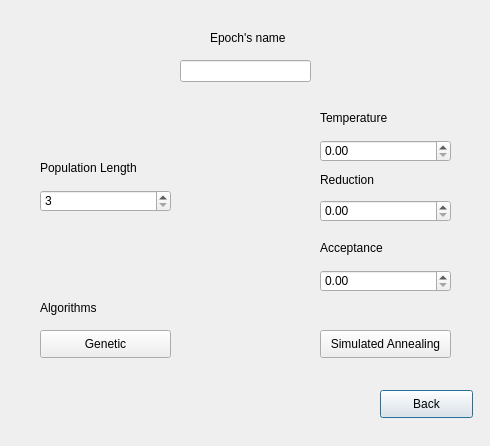
Qt form src/dialoggenerateschedule.ui (MarioFernandes73/FEUP_IART) before a commit.
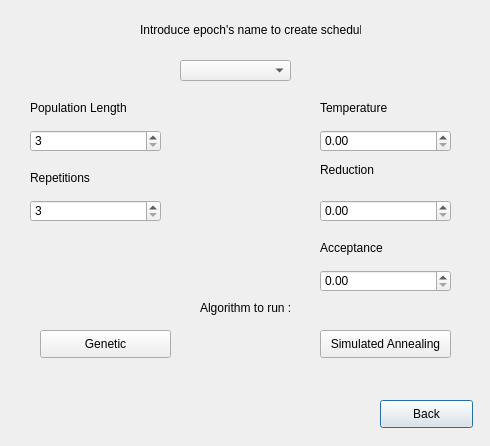
The same form after that commit.

The edit to the form file:
```diff
--- a/src/dialoggenerateschedule.ui
+++ b/src/dialoggenerateschedule.ui
@@ -17,7 +17,7 @@
    <property name="geometry">
     <rect>
      <x>380</x>
-     <y>390</y>
+     <y>400</y>
      <width>93</width>
      <height>28</height>
     </rect>
@@ -52,47 +52,37 @@
     <string>Simulated Annealing</string>
    </property>
   </widget>
-  <widget class="QLineEdit" name="epochName">
-   <property name="geometry">
-    <rect>
-     <x>180</x>
-     <y>60</y>
-     <width>131</width>
-     <height>22</height>
-    </rect>
-   </property>
-  </widget>
   <widget class="QLabel" name="label">
    <property name="geometry">
     <rect>
-     <x>40</x>
+     <x>200</x>
      <y>300</y>
-     <width>61</width>
+     <width>101</width>
      <height>16</height>
     </rect>
    </property>
    <property name="text">
-    <string>Algorithms</string>
+    <string>Algorithm to run :</string>
    </property>
   </widget>
   <widget class="QLabel" name="label_2">
    <property name="geometry">
     <rect>
-     <x>210</x>
-     <y>30</y>
-     <width>81</width>
-     <height>16</height>
+     <x>140</x>
+     <y>20</y>
+     <width>221</width>
+     <height>20</height>
     </rect>
    </property>
    <property name="text">
-    <string>Epoch's name</string>
+    <string>Introduce epoch's name to create schedule :</string>
    </property>
   </widget>
   <widget class="QSpinBox" name="populationLength">
    <property name="geometry">
     <rect>
-     <x>40</x>
-     <y>190</y>
+     <x>30</x>
+     <y>130</y>
      <width>131</width>
      <height>22</height>
     </rect>
@@ -107,8 +97,8 @@
   <widget class="QLabel" name="label_3">
    <property name="geometry">
     <rect>
-     <x>40</x>
-     <y>160</y>
+     <x>30</x>
+     <y>100</y>
      <width>131</width>
      <height>16</height>
     </rect>
@@ -121,7 +111,7 @@
    <property name="geometry">
     <rect>
      <x>320</x>
-     <y>110</y>
+     <y>100</y>
      <width>81</width>
      <height>16</height>
     </rect>
@@ -134,7 +124,7 @@
    <property name="geometry">
     <rect>
      <x>320</x>
-     <y>170</y>
+     <y>160</y>
      <width>61</width>
      <height>20</height>
     </rect>
@@ -160,7 +150,7 @@
    <property name="geometry">
     <rect>
      <x>320</x>
-     <y>140</y>
+     <y>130</y>
      <width>131</width>
      <height>22</height>
     </rect>
@@ -186,6 +176,45 @@
     </rect>
    </property>
   </widget>
+  <widget class="QLabel" name="label_7">
+   <property name="geometry">
+    <rect>
+     <x>30</x>
+     <y>170</y>
+     <width>131</width>
+     <height>16</height>
+    </rect>
+   </property>
+   <property name="text">
+    <string>Repetitions</string>
+   </property>
+  </widget>
+  <widget class="QSpinBox" name="reps">
+   <property name="geometry">
+    <rect>
+     <x>30</x>
+     <y>200</y>
+     <width>131</width>
+     <height>22</height>
+    </rect>
+   </property>
+   <property name="minimum">
+    <number>3</number>
+   </property>
+   <property name="maximum">
+    <number>200</number>
+   </property>
+  </widget>
+  <widget class="QComboBox" name="comboBox">
+   <property name="geometry">
+    <rect>
+     <x>180</x>
+     <y>60</y>
+     <width>111</width>
+     <height>21</height>
+    </rect>
+   </property>
+  </widget>
  </widget>
  <resources/>
  <connections>
```
